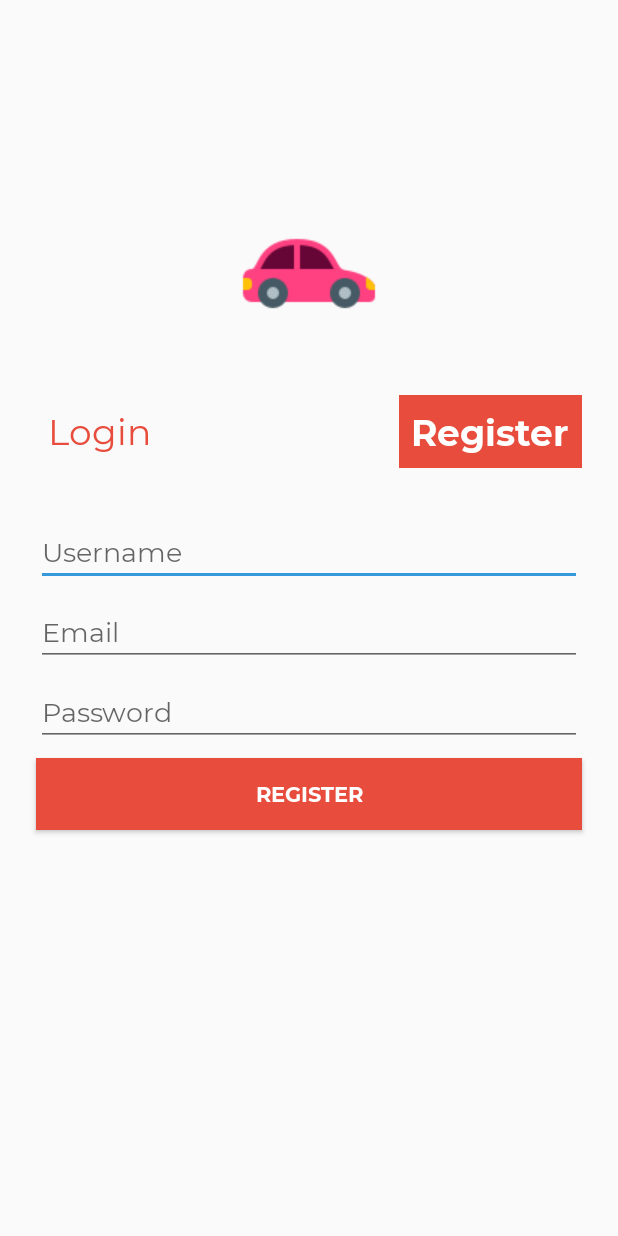
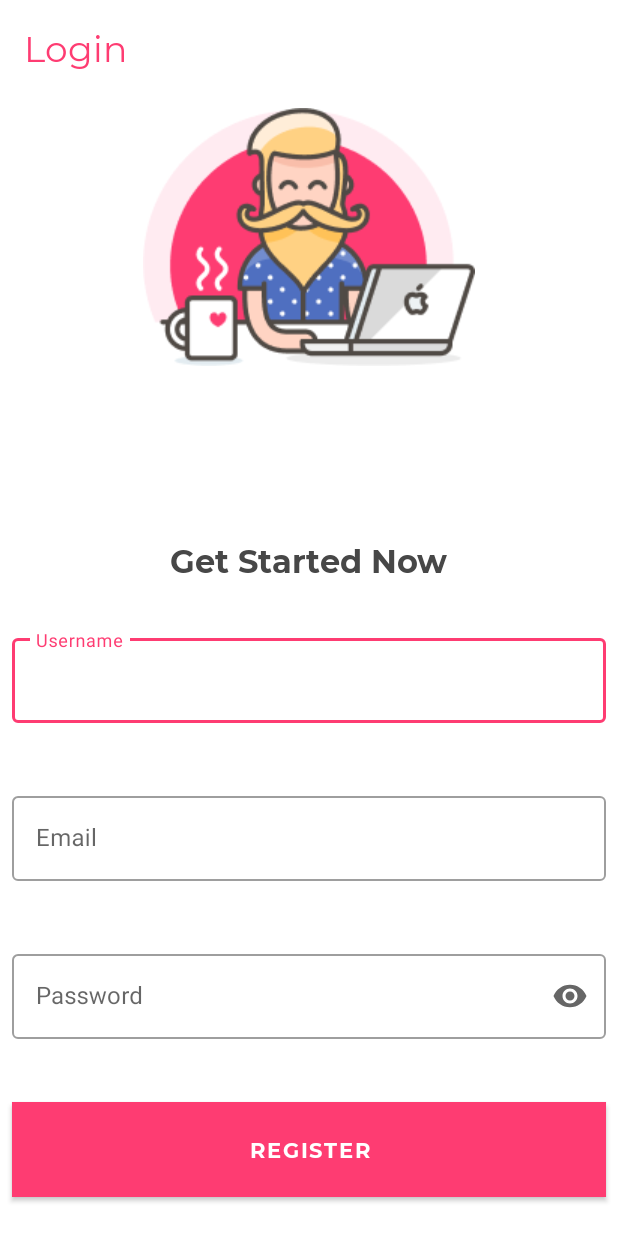
Before and after one commit to ikaru19/CarArena, an Android app: the RegisterActivity screen opened directly, with no data from a screen before it, on a phone screen of 412 x 824 dp. Run offline under Robolectric (Android 15) with nearby library versions, the phone set to English and light mode, and no system bars; libraries missing offline, so code that uses them is left out: com.blogspot.atifsoftwares.

Commit message:
fix design

```diff
--- a/app/build.gradle
+++ b/app/build.gradle
@@ -32,7 +32,7 @@ android {
 dependencies {
     implementation fileTree(dir: 'libs', include: ['*.jar'])
     implementation "org.jetbrains.kotlin:kotlin-stdlib-jdk7:$kotlin_version"
-    implementation 'androidx.appcompat:appcompat:1.0.2'
+    implementation 'androidx.appcompat:appcompat:1.1.0'
     implementation 'androidx.core:core-ktx:1.0.2'
     implementation 'androidx.constraintlayout:constraintlayout:1.1.3'
     implementation 'com.squareup.picasso:picasso:2.71828'
@@ -43,8 +43,7 @@ dependencies {
     androidTestImplementation 'androidx.test.espresso:espresso-core:3.1.1'
     implementation 'androidx.cardview:cardview:1.0.0'
     implementation 'androidx.recyclerview:recyclerview:1.1.0'
-    implementation 'com.google.android.material:material:1.0.0'
-
+    implementation 'com.google.android.material:material:1.2.0-alpha03'
     //Retrofit
     implementation 'com.squareup.retrofit2:retrofit:2.4.0'
     implementation 'com.squareup.retrofit2:converter-gson:2.4.0'
--- a/app/src/main/java/com/ikaru/cararena/activities/BrandActivity.kt
+++ b/app/src/main/java/com/ikaru/cararena/activities/BrandActivity.kt
@@ -51,7 +51,7 @@ class BrandActivity : AppCompatActivity() {
             Animatoo.animateSlideLeft(this);
             true
         }
-        rv_brand_activity_brand.layoutManager = GridLayoutManager(this,2)
+        rv_brand_activity_brand.layoutManager = GridLayoutManager(this,3)
         rv_brand_activity_brand.adapter = brandAdapter
 
 
--- a/app/src/main/java/com/ikaru/cararena/activities/LoginActivity.kt
+++ b/app/src/main/java/com/ikaru/cararena/activities/LoginActivity.kt
@@ -30,8 +30,8 @@ class LoginActivity : AppCompatActivity() {
         }
 
         btn_login.setOnClickListener {
-            val uname = et_username_login.text.toString()
-            val password = et_password_login.text.toString()
+            val uname = et_username_login.editText?.text.toString()
+            val password = et_password_login.editText?.text.toString()
 
             if (uname.isNullOrEmpty() && password.isNullOrEmpty()){
                 Toast.makeText(this,"Mohon Username dan Password harap diisi",Toast.LENGTH_SHORT).show()
--- a/app/src/main/java/com/ikaru/cararena/activities/RegisterActivity.kt
+++ b/app/src/main/java/com/ikaru/cararena/activities/RegisterActivity.kt
@@ -26,9 +26,9 @@ class RegisterActivity : AppCompatActivity() {
             Animatoo.animateSlideRight(this);
         }
         btn_register.setOnClickListener {
-            val uname = et_username_register.text.toString()
-            val password = et_password_register.text.toString()
-            val email = et_email_register.text.toString()
+            val uname = et_username_register.editText?.text.toString()
+            val password = et_password_register.editText?.text.toString()
+            val email = et_email_register.editText?.text.toString()
             if (uname.isNullOrEmpty() || password.isNullOrEmpty() || email.isNullOrEmpty()){
                 Toast.makeText(this,"Mohon Form harap diisi",Toast.LENGTH_SHORT).show()
             }else{
--- a/app/src/main/res/layout/activity_register.xml
+++ b/app/src/main/res/layout/activity_register.xml
@@ -11,14 +11,14 @@
         android:layout_width="wrap_content"
         android:layout_height="wrap_content"
         android:orientation="horizontal"
-        app:layout_constraintGuide_percent="0.3" />
+        app:layout_constraintGuide_percent="0.5" />
 
     <TextView
         android:id="@+id/tv_login_register"
         android:layout_width="wrap_content"
         android:layout_height="wrap_content"
-        android:layout_marginStart="24dp"
-        android:layout_marginTop="16dp"
+        android:layout_marginStart="8dp"
+        android:layout_marginTop="8dp"
         android:background="#00FFFFFF"
         android:fontFamily="@font/monserrat"
         android:padding="8dp"
@@ -26,97 +26,137 @@
         android:textColor="@color/colorPrimary"
         android:textSize="24sp"
         app:layout_constraintStart_toStartOf="parent"
-        app:layout_constraintTop_toTopOf="@+id/guideline3" />
+        app:layout_constraintTop_toTopOf="parent" />
 
     <TextView
         android:id="@+id/textView29"
         android:layout_width="wrap_content"
         android:layout_height="wrap_content"
-        android:layout_marginTop="16dp"
-        android:layout_marginEnd="24dp"
-        android:background="@color/colorPrimary"
+        android:layout_marginBottom="16dp"
+        android:background="#004545D1"
         android:fontFamily="@font/monserrat_bold"
         android:padding="8dp"
-        android:text="Register"
-        android:textColor="#FFFFFF"
-        android:textSize="24sp"
+        android:text="Get Started Now"
+        android:textColor="#474747"
+        android:textSize="21sp"
+        app:layout_constraintBottom_toTopOf="@+id/guideline3"
         app:layout_constraintEnd_toEndOf="parent"
-        app:layout_constraintTop_toTopOf="@+id/guideline3" />
+        app:layout_constraintStart_toStartOf="parent" />
 
-    <EditText
+<!--    <EditText-->
+<!--        android:id="@+id/et_username_register"-->
+<!--        android:layout_width="0dp"-->
+<!--        android:layout_height="wrap_content"-->
+<!--        android:layout_marginStart="8dp"-->
+<!--        android:layout_marginTop="8dp"-->
+<!--        android:layout_marginEnd="8dp"-->
+<!--        android:ems="10"-->
+<!--        android:fontFamily="@font/monserrat"-->
+<!--        android:hint="Username"-->
+<!--        android:inputType="textPersonName"-->
+<!--        android:textColorHighlight="@color/colorPrimaryDark"-->
+<!--        android:textColorLink="#FFFFFF"-->
+<!--        app:layout_constraintEnd_toEndOf="parent"-->
+<!--        app:layout_constraintStart_toStartOf="parent"-->
+<!--        app:layout_constraintTop_toTopOf="@+id/guideline3" />-->
+
+    <com.google.android.material.textfield.TextInputLayout
         android:id="@+id/et_username_register"
-        android:layout_width="0dp"
+        style="@style/Widget.MaterialComponents.TextInputLayout.OutlinedBox"
+        android:layout_width="match_parent"
         android:layout_height="wrap_content"
-        android:layout_marginStart="24dp"
-        android:layout_marginTop="34dp"
-        android:layout_marginEnd="24dp"
-        android:ems="10"
-        android:fontFamily="@font/monserrat"
+        android:layout_marginStart="8dp"
+        android:layout_marginTop="8dp"
+        android:layout_marginEnd="8dp"
         android:hint="Username"
-        android:inputType="textPersonName"
-        android:textColorHighlight="@color/colorPrimaryDark"
-        android:textColorLink="#FFFFFF"
         app:layout_constraintEnd_toEndOf="parent"
         app:layout_constraintStart_toStartOf="parent"
-        app:layout_constraintTop_toBottomOf="@+id/tv_login_register" />
+        app:layout_constraintTop_toTopOf="@+id/guideline3">
 
-    <EditText
+        <com.google.android.material.textfield.TextInputEditText
+            android:layout_width="match_parent"
+            android:layout_height="wrap_content" />
+
+    </com.google.android.material.textfield.TextInputLayout>
+
+    <com.google.android.material.textfield.TextInputLayout
         android:id="@+id/et_password_register"
-        android:layout_width="0dp"
+        style="@style/Widget.MaterialComponents.TextInputLayout.OutlinedBox"
+        android:layout_width="match_parent"
         android:layout_height="wrap_content"
-        android:layout_marginStart="24dp"
-        android:layout_marginTop="8dp"
-        android:layout_marginEnd="24dp"
-        android:ems="10"
-        android:fontFamily="@font/monserrat"
+        android:layout_marginStart="8dp"
+        android:layout_marginEnd="8dp"
+        android:layout_marginBottom="8dp"
         android:hint="Password"
-        android:inputType="textPassword"
-        android:textColorHighlight="@color/colorPrimaryDark"
-        android:textColorLink="@color/colorPrimaryDark"
+        app:endIconMode="password_toggle"
+        app:layout_constraintBottom_toTopOf="@+id/guideline6"
         app:layout_constraintEnd_toEndOf="parent"
         app:layout_constraintHorizontal_bias="1.0"
-        app:layout_constraintStart_toStartOf="parent"
-        app:layout_constraintTop_toBottomOf="@+id/et_email_register" />
+        app:layout_constraintStart_toStartOf="parent">
+
+        <com.google.android.material.textfield.TextInputEditText
+            android:layout_width="match_parent"
+            android:layout_height="wrap_content"
+            android:inputType="textPassword" />
+
+    </com.google.android.material.textfield.TextInputLayout>
 
     <Button
         android:id="@+id/btn_register"
         android:layout_width="0dp"
         android:layout_height="wrap_content"
-        android:layout_marginStart="24dp"
+        android:layout_marginStart="8dp"
         android:layout_marginTop="8dp"
-        android:layout_marginEnd="24dp"
-        android:background="@color/colorPrimary"
+        android:layout_marginEnd="8dp"
+        android:background="@color/colorAccent"
         android:fontFamily="@font/monserrat_bold"
+        android:padding="16dp"
         android:text="Register"
         android:textColor="#FFFFFF"
+        app:layout_constraintBottom_toBottomOf="parent"
         app:layout_constraintEnd_toEndOf="parent"
         app:layout_constraintHorizontal_bias="0.0"
         app:layout_constraintStart_toStartOf="parent"
-        app:layout_constraintTop_toBottomOf="@+id/et_password_register" />
+        app:layout_constraintTop_toTopOf="@+id/guideline6" />
 
     <ImageView
         android:id="@+id/imageView5"
         android:layout_width="wrap_content"
         android:layout_height="wrap_content"
-        android:layout_marginBottom="16dp"
-        app:layout_constraintBottom_toTopOf="@+id/guideline3"
+        android:layout_marginTop="16dp"
         app:layout_constraintEnd_toEndOf="parent"
         app:layout_constraintStart_toStartOf="parent"
-        app:srcCompat="@drawable/car_logo2" />
+        app:layout_constraintTop_toBottomOf="@+id/tv_login_register"
+        app:srcCompat="@drawable/login" />
 
-    <EditText
+    <com.google.android.material.textfield.TextInputLayout
         android:id="@+id/et_email_register"
-        android:layout_width="0dp"
+        style="@style/Widget.MaterialComponents.TextInputLayout.OutlinedBox"
+        android:layout_width="match_parent"
         android:layout_height="wrap_content"
-        android:layout_marginStart="24dp"
+        android:layout_marginStart="8dp"
         android:layout_marginTop="8dp"
-        android:layout_marginEnd="24dp"
-        android:ems="10"
-        android:fontFamily="@font/monserrat"
+        android:layout_marginEnd="8dp"
+        android:layout_marginBottom="8dp"
         android:hint="Email"
         android:inputType="textEmailAddress"
+        app:layout_constraintBottom_toTopOf="@+id/et_password_register"
         app:layout_constraintEnd_toEndOf="parent"
         app:layout_constraintStart_toStartOf="parent"
-        app:layout_constraintTop_toBottomOf="@+id/et_username_register" />
+        app:layout_constraintTop_toBottomOf="@+id/et_username_register">
+
+        <com.google.android.material.textfield.TextInputEditText
+            android:layout_width="match_parent"
+            android:layout_height="wrap_content" />
+
+    </com.google.android.material.textfield.TextInputLayout>
+
+
+    <androidx.constraintlayout.widget.Guideline
+        android:id="@+id/guideline6"
+        android:layout_width="wrap_content"
+        android:layout_height="wrap_content"
+        android:orientation="horizontal"
+        app:layout_constraintGuide_percent="0.85" />
 
 </androidx.constraintlayout.widget.ConstraintLayout>
--- a/app/src/main/res/layout/activity_review.xml
+++ b/app/src/main/res/layout/activity_review.xml
@@ -30,6 +30,7 @@
         android:layout_marginBottom="8dp"
         android:background="@color/colorPrimaryDark"
         android:fontFamily="@font/monserrat_bold"
+        android:padding="16dp"
         android:text="Tulis Komentar"
         android:textColor="#FFFFFF"
         app:layout_constraintBottom_toBottomOf="parent"
--- a/app/src/main/res/values/colors.xml
+++ b/app/src/main/res/values/colors.xml
@@ -1,6 +1,6 @@
 <?xml version="1.0" encoding="utf-8"?>
 <resources>
-    <color name="colorPrimary">#e74c3c</color>
-    <color name="colorPrimaryDark">#c0392b</color>
+    <color name="colorPrimary">#FE3C72</color>
+    <color name="colorPrimaryDark">#C53159</color>
     <color name="colorAccent">#3498db</color>
 </resources>
--- a/app/src/main/res/values/styles.xml
+++ b/app/src/main/res/values/styles.xml
@@ -1,15 +1,23 @@
 <resources>
 
     <!-- Base application theme. -->
-    <style name="AppTheme" parent="Theme.AppCompat.Light.NoActionBar">
-        <!-- Customize your theme here. -->
-        <item name="colorPrimary">@color/colorPrimary</item>
-        <item name="colorPrimaryDark">@color/colorPrimaryDark</item>
-        <item name="colorAccent">@color/colorAccent</item>
-    </style>
+<!--    <style name="AppTheme" parent="Theme.AppCompat.Light.NoActionBar">-->
+<!--        &lt;!&ndash; Customize your theme here. &ndash;&gt;-->
+<!--        <item name="colorPrimary">@color/colorPrimary</item>-->
+<!--        <item name="colorPrimaryDark">@color/colorPrimaryDark</item>-->
+<!--        <item name="colorAccent">@color/colorAccent</item>-->
+<!--    </style>-->
 
     <style name="ProgressItem" parent="Theme.AppCompat.Light.DarkActionBar">
         <item name="colorAccent">@color/colorAccent</item>
     </style>
 
+    <style name="AppTheme" parent="Theme.MaterialComponents.Light.NoActionBar">
+        <!-- Add attributes here -->
+                <item name="colorPrimary">@color/colorPrimary</item>
+        <item name="colorPrimaryDark">@color/colorPrimaryDark</item>
+        <item name="colorAccent">@color/colorAccent</item>
+    </style>
+
+
 </resources>
```
Also changed, not shown: app/src/main/res/layout/activity_brand.xml (+18 -8 lines), app/src/main/res/layout/activity_compare.xml (+5 -2 lines), app/src/main/res/layout/activity_detail.xml (+55 -49 lines), app/src/main/res/layout/activity_login.xml (+61 -43 lines), app/src/main/res/layout/activity_main.xml (+14 -7 lines), app/src/main/res/layout/item_brand.xml (+13 -8 lines), app/src/main/res/layout/item_car.xml (+7 -4 lines), app/src/main/res/drawable/login.png (added), app/src/main/res/drawable/splash.png (added), app/src/main/res/font/circular.otf (added).
